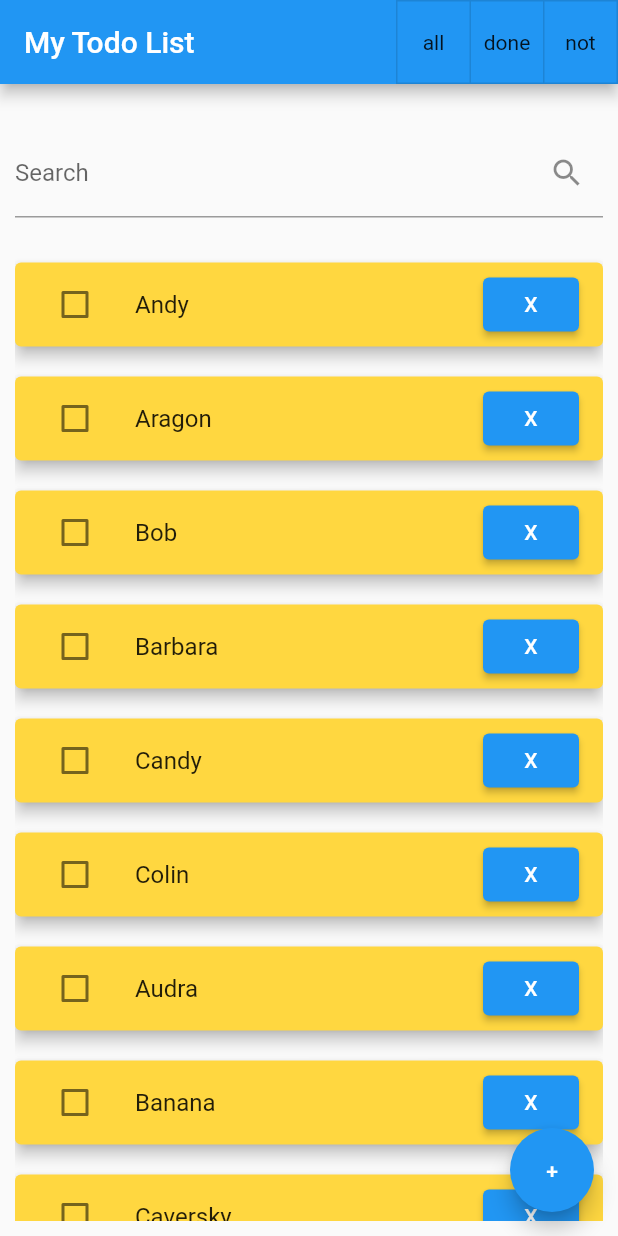
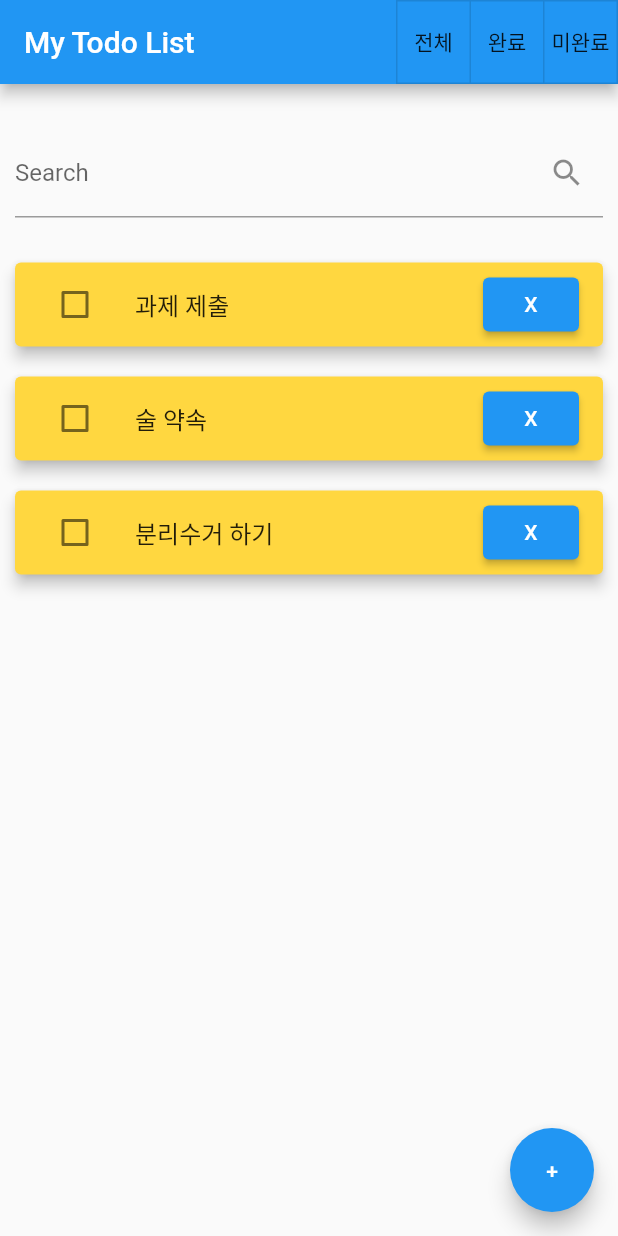
Before and after one commit to ljh-none/Filter-list-to-Todo-list, a Flutter app: the screen it shows after launch, on a phone screen of 412 x 824 dp. Run offline on Flutter 3.47's test engine with Material 2 defaults, Android fonts, the phone set to English and light mode, and no system bars.

Commit message:
convert en to korean

```diff
--- a/lib/main.dart
+++ b/lib/main.dart
@@ -16,7 +16,7 @@ class MyApp extends StatelessWidget {
   Widget build(BuildContext context) {
     return const MaterialApp(
       debugShowCheckedModeBanner: false, //디버그 배너 제거
-      title: 'Kindacode.com',
+      title: 'myTodoList',
       home: HomePage(),
     );
   }
@@ -30,25 +30,21 @@ class HomePage extends StatefulWidget {
 }
 
 class _HomePageState extends State<HomePage> {
+  //할 일 저장 리스트, bool값은 체크리스트 상태 저장용
   List<Map<String, dynamic>> _todoList = [
-    {"todo": "Andy", "bool": false},
-    {"todo": "Aragon", "bool": false},
-    {"todo": "Bob", "bool": false},
-    {"todo": "Barbara", "bool": false},
-    {"todo": "Candy", "bool": false},
-    {"todo": "Colin", "bool": false},
-    {"todo": "Audra", "bool": false},
-    {"todo": "Banana", "bool": false},
-    {"todo": "Caversky", "bool": false},
-    {"todo": "Becky", "bool": false},
+    {"todo": "과제 제출", "bool": false},
+    {"todo": "술 약속", "bool": false},
+    {"todo": "분리수거 하기", "bool": false},
   ];
 
-  List<Map<String, dynamic>> _showList = [];
+  List<Map<String, dynamic>> _showList = []; //필터를 위한 출력 전용 리스트
 
-  final txtcon = TextEditingController();
-  List<bool> isSelected = [false, false, false]; //토ㅋ글버
+  final txtcon = TextEditingController(); //Dialog의 텍스트필드 컨트롤러
+  List<bool> isSelected = [false, false, false]; //Appbar의 토글버튼 상태
+
   @override
   initState() {
+    //초기화
     _showList = _todoList;
     super.initState();
   }
@@ -57,8 +53,8 @@ class _HomePageState extends State<HomePage> {
     //필터 동작 함수
     List<Map<String, dynamic>> results = [];
     results = enteredKeyword.isEmpty
-        ? _todoList
-        : _todoList
+        ? _todoList //textfield가 비었을 때 동작
+        : _todoList //textfield에 값이 입력되었을 때 동작
             .where((value) => value["todo"]
                 .toLowerCase()
                 .contains(enteredKeyword.toLowerCase()))
@@ -68,15 +64,17 @@ class _HomePageState extends State<HomePage> {
   }
 
   void _toggleFilter(var tog, bool check) {
+    //토글버튼 클릭 시 동작 함수
     List<Map<String, dynamic>> results = [];
+    //check 검사 이유 : 같은 토글버튼 2번 클릭시 동작을 else에 정의하기 위해
     if (tog == 0 && check == true) {
-      //all
+      //전체
       results = _todoList;
     } else if (tog == 1 && check == true) {
-      //done
+      //완료
       results = _todoList.where((value) => value["bool"] == true).toList();
     } else if (tog == 2 && check == true) {
-      //not
+      //미완료
       results = _todoList.where((value) => value["bool"] == false).toList();
     } else {
       results = _todoList;
@@ -94,20 +92,22 @@ class _HomePageState extends State<HomePage> {
             isSelected: isSelected,
             selectedColor: Colors.white,
             children: const [
-              Text("all"),
-              Text("done"),
-              Text("not"),
+              Text("전체"),
+              Text("완료"),
+              Text("미완료"),
             ],
             onPressed: (index) {
+              //index=눌린 버튼의 인덱스
               for (int i = 0; i < 3; i++) {
                 if (i == index) {
+                  //눌린 버튼에 해당되는 filter 작동
                   isSelected[i] = !isSelected[i];
                   _toggleFilter(i, isSelected[i]);
                 } else {
+                  //나머지 버튼은 선택상태 해제
                   isSelected[i] = false;
                 }
               }
-              ;
             },
           )
         ],
@@ -118,6 +118,7 @@ class _HomePageState extends State<HomePage> {
           children: [
             const SizedBox(height: 20),
             TextField(
+              //검색 필터
               onChanged: (value) => _runFilter(value),
               decoration: const InputDecoration(
                 labelText: 'Search',
@@ -127,6 +128,7 @@ class _HomePageState extends State<HomePage> {
             const SizedBox(height: 20),
             Expanded(
               child: _showList.isNotEmpty
+                  //출력용 리스트가 비어있지 않으면
                   ? ListView.builder(
                       itemCount: _showList.length,
                       itemBuilder: (context, index) => Card(
@@ -141,14 +143,17 @@ class _HomePageState extends State<HomePage> {
                               setState(() => _todoList = _showList);
                             },
                           ),
-                          title: _showList[index]['bool']
+                          title: _showList[index]['bool'] //체크 시 취소선 추가
+                              //체크 상태(true)라면
                               ? Text(
                                   _showList[index]['todo'],
                                   style: const TextStyle(
                                       decoration: TextDecoration.lineThrough),
                                 )
+                              //체크 해제 상태(false)라면
                               : Text(_showList[index]['todo']),
                           trailing: ElevatedButton(
+                            //삭제 버튼
                             child: const Text("X"),
                             onPressed: () {
                               _showList.removeAt(index);
@@ -158,6 +163,7 @@ class _HomePageState extends State<HomePage> {
                         ),
                       ),
                     )
+                  //출력용 리스트가 비어있으면
                   : const Text('No results found',
                       style: TextStyle(fontSize: 24)),
             ),
@@ -167,37 +173,40 @@ class _HomePageState extends State<HomePage> {
       floatingActionButton: FloatingActionButton(
         child: const Text("+"),
         onPressed: () {
+          //클릭 시 다이얼로그 출력
           showDialog(
             context: context,
-            barrierDismissible: false,
+            barrierDismissible: false, //다이얼로그 바깥 클릭 시 탈출 방지
             builder: (BuildContext context) {
               return AlertDialog(
-                title: const Text("Insert Todo"),
+                title: const Text("할 일 입력"),
                 content: Column(
-                  crossAxisAlignment: CrossAxisAlignment.center,
+                  mainAxisSize: MainAxisSize.min,
                   children: [
                     TextField(controller: txtcon),
                     ElevatedButton(
-                      child: const Text("Input Todo"),
+                      //추가 버튼
+                      child: const Text("추가하기"),
                       onPressed: () {
                         Map<String, dynamic> item = {
                           "todo": txtcon.text,
-                          "bool": false,
+                          "bool": false
                         };
                         _showList.add(item);
-                        _todoList = _showList;
                         txtcon.clear();
+                        setState(() => _todoList = _showList);
                       },
                     ),
                   ],
                 ),
                 actions: [
+                  //닫기 버튼
                   ElevatedButton(
-                    child: const Text("Close"),
+                    child: const Text("닫기"),
                     onPressed: () {
                       Navigator.of(context).pop();
                     },
-                  )
+                  ),
                 ],
               );
             },
```
